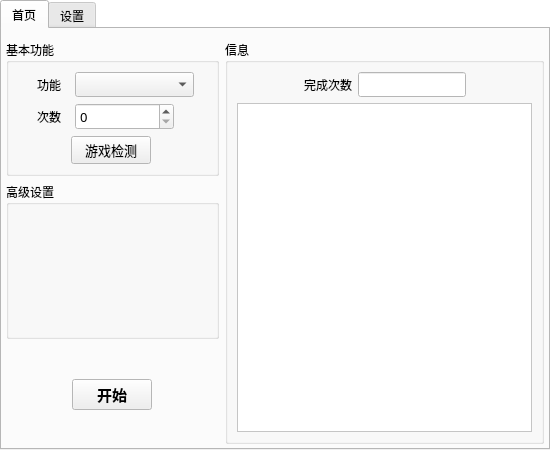
Qt form src/ui/mainui.ui (AquamarineCyan/OnmyojiDesktopAssistant) before a commit.
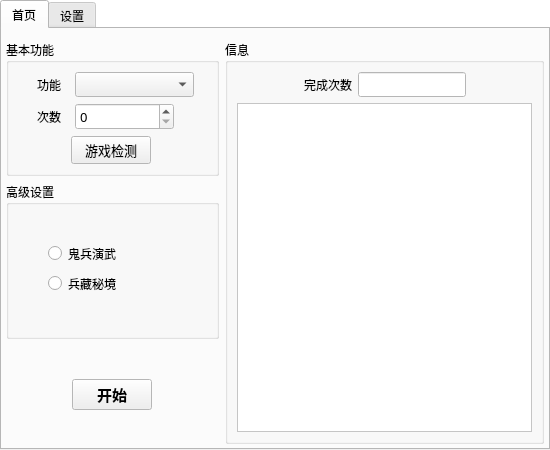
The same form after that commit. The open tabs and pages were chosen to show the change.

Commit message: :sparkles: 新增`兵藏秘境`副本

The edit to the form file:
```diff
--- a/src/ui/mainui.ui
+++ b/src/ui/mainui.ui
@@ -805,6 +805,40 @@
                </property>
               </widget>
              </widget>
+             <widget class="QWidget" name="_5_yuanlaiguang">
+              <widget class="QRadioButton" name="button_yuanlaiguang_exp">
+               <property name="geometry">
+                <rect>
+                 <x>30</x>
+                 <y>30</y>
+                 <width>98</width>
+                 <height>19</height>
+                </rect>
+               </property>
+               <property name="text">
+                <string>鬼兵演武</string>
+               </property>
+               <attribute name="buttonGroup">
+                <string notr="true">buttonGroup_yuanlaiguang</string>
+               </attribute>
+              </widget>
+              <widget class="QRadioButton" name="button_yuanlaiguang_skill">
+               <property name="geometry">
+                <rect>
+                 <x>30</x>
+                 <y>60</y>
+                 <width>98</width>
+                 <height>19</height>
+                </rect>
+               </property>
+               <property name="text">
+                <string>兵藏秘境</string>
+               </property>
+               <attribute name="buttonGroup">
+                <string notr="true">buttonGroup_yuanlaiguang</string>
+               </attribute>
+              </widget>
+             </widget>
             </widget>
            </item>
           </layout>
```
Left out of the diff: 7 changed lines with no effect on the pictures. The commit also changes 15 other files.
